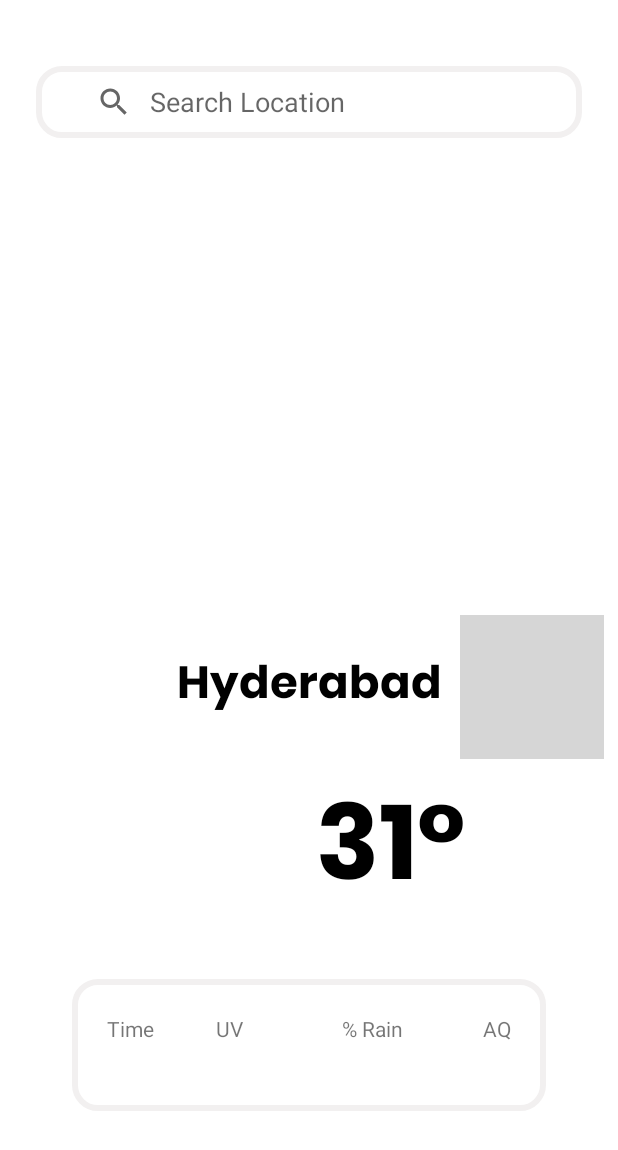
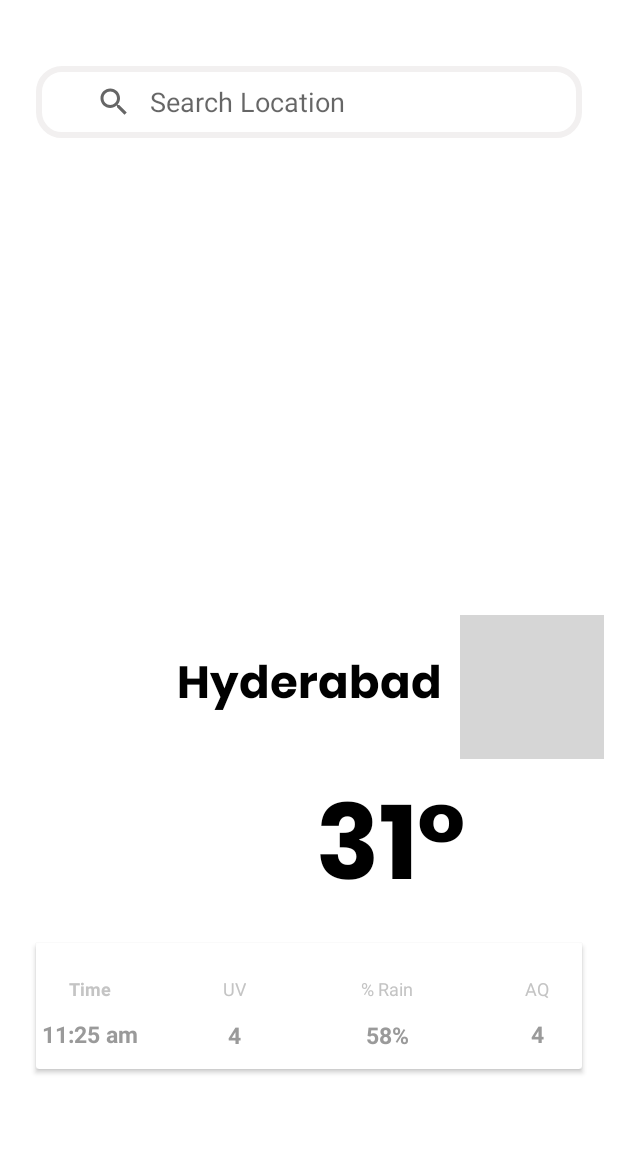
Before and after one commit to ahmedelshaikh20/WeatherApp, an Android app: the layout fragment_search.xml on its own in the app's theme, with its tools: preview values and no code run, on a phone screen of 412 x 824 dp. Shown: the top 1150 px of the screen. Run offline under Robolectric (Android 15) with nearby library versions, the phone set to English and light mode, and no system bars; grey boxes are pictures that could not be loaded.

Commit message:
cardview for weather details

```diff
--- /dev/null
+++ b/app/src/main/res/drawable/divider.xml
@@ -0,0 +1,5 @@
+<?xml version="1.0" encoding="utf-8"?>
+<shape xmlns:android="http://schemas.android.com/apk/res/android" android:shape="rectangle">
+  <solid android:color="#00FFFFFF"/>
+  <size android:width="36dp" android:height="36dp"/>
+</shape>
--- a/app/src/main/res/layout/fragment_search.xml
+++ b/app/src/main/res/layout/fragment_search.xml
@@ -68,54 +68,133 @@
     app:layout_constraintStart_toEndOf="@+id/textView"
     app:layout_constraintTop_toTopOf="@+id/textView" />
 
-  <RelativeLayout
+  <androidx.cardview.widget.CardView
     android:layout_width="0dp"
     android:layout_height="wrap_content"
-    android:layout_margin="24dp"
-    android:padding="23dp"
     android:background="@drawable/rounded_border"
     app:layout_constraintEnd_toEndOf="@+id/searchView"
     app:layout_constraintStart_toStartOf="@+id/searchView"
     app:layout_constraintTop_toBottomOf="@+id/temp_text" >
 
+    <androidx.constraintlayout.widget.ConstraintLayout
+      android:layout_width="match_parent"
+      android:layout_height="match_parent">
 
       <TextView
-      android:id="@+id/Time"
+        android:id="@+id/time_text"
         android:layout_width="wrap_content"
         android:layout_height="wrap_content"
-      android:layout_alignParentLeft="true"
-      android:text="Time" />
+        android:layout_margin="12dp"
+        android:padding="10dp"
+        android:text="Time"
+        android:textAppearance="@style/textColors"
+        android:textStyle="bold"
+        app:layout_constraintHorizontal_weight="1"
+        app:layout_constraintStart_toStartOf="parent"
+        app:layout_constraintTop_toTopOf="parent"></TextView>
 
       <TextView
-      android:id="@+id/UV"
+        android:id="@+id/UV_text"
         android:layout_width="wrap_content"
         android:layout_height="wrap_content"
-      android:layout_alignParentRight="true"
-      android:layout_marginStart="41dp"
-      android:layout_marginRight="178dp"
-      android:layout_toEndOf="@+id/Time"
-      android:text="UV" />
+        android:padding="12dp"
+        android:text="UV"
+        app:layout_constraintBottom_toBottomOf="@id/time_text"
+        android:textAppearance="@style/textColors"
+
+        app:layout_constraintEnd_toStartOf="@+id/Rain_text"
+        app:layout_constraintHorizontal_weight="1"
+        app:layout_constraintStart_toEndOf="@+id/time_text"
+        app:layout_constraintTop_toTopOf="@id/time_text"></TextView>
 
       <TextView
-      android:id="@+id/Rain"
+        android:id="@+id/Rain_text"
         android:layout_width="wrap_content"
         android:layout_height="wrap_content"
-      android:layout_alignParentRight="true"
-      android:layout_marginRight="72dp"
-      android:layout_marginBottom="22dp"
-      android:layout_toLeftOf="@+id/UV"
-      android:text="% Rain" />
+        android:padding="12dp"
+        android:text="% Rain"
+        android:textAppearance="@style/textColors"
+
+        app:layout_constraintBottom_toBottomOf="@+id/UV_text"
+        app:layout_constraintEnd_toStartOf="@id/AQ_text"
+        app:layout_constraintHorizontal_weight="1"
+        app:layout_constraintStart_toEndOf="@+id/UV_text"
+        app:layout_constraintTop_toTopOf="@+id/UV_text"></TextView>
 
       <TextView
-      android:id="@+id/AQ"
+        android:id="@+id/AQ_text"
         android:layout_width="wrap_content"
         android:layout_height="wrap_content"
-      android:layout_alignParentRight="true"
-      android:layout_toLeftOf="@+id/UV"
-      android:text="AQ" />
+        android:layout_margin="12dp"
+        android:padding="10dp"
+        android:text="AQ"
+        android:textAppearance="@style/textColors"
+        app:layout_constraintBottom_toBottomOf="@+id/Rain_text"
+        app:layout_constraintEnd_toEndOf="parent"
+        app:layout_constraintHorizontal_weight="1"
+        app:layout_constraintTop_toTopOf="@+id/Rain_text"></TextView>
 
 
-  </RelativeLayout>
+      <TextView
+        android:id="@+id/Time_editable"
+        android:layout_width="wrap_content"
+        android:layout_height="wrap_content"
+        android:text="11:25 am"
+        android:textAlignment="center"
+        android:layout_marginBottom="12dp"
+        android:textColor="#9A9A9A"
+        android:textSize="15sp"
+        android:textStyle="bold"
+        app:layout_constraintBottom_toBottomOf="parent"
+        app:layout_constraintEnd_toEndOf="@id/time_text"
+        app:layout_constraintStart_toStartOf="@+id/time_text"
+        app:layout_constraintTop_toBottomOf="@+id/time_text"></TextView>
+      <TextView
+        android:id="@+id/uv_editable"
+        android:layout_width="0dp"
+        android:layout_height="wrap_content"
+        android:text="4"
+        android:textAlignment="center"
+        android:layout_marginBottom="12dp"
+        android:textColor="#9A9A9A"
+        android:textSize="15sp"
+        android:textStyle="bold"
+        app:layout_constraintBottom_toBottomOf="parent"
+        app:layout_constraintEnd_toEndOf="@id/UV_text"
+        app:layout_constraintStart_toStartOf="@+id/UV_text"
+        app:layout_constraintTop_toBottomOf="@+id/UV_text"></TextView>
+      <TextView
+        android:id="@+id/rain_editable"
+        android:layout_width="0dp"
+        android:layout_height="wrap_content"
+        android:text="58%"
+        android:textAlignment="center"
+        android:layout_marginBottom="12dp"
+        android:textColor="#9A9A9A"
+        android:textSize="15sp"
+        android:textStyle="bold"
+        app:layout_constraintBottom_toBottomOf="parent"
+        app:layout_constraintEnd_toEndOf="@id/Rain_text"
+        app:layout_constraintStart_toStartOf="@+id/Rain_text"
+        app:layout_constraintTop_toBottomOf="@+id/Rain_text"></TextView>
+      <TextView
+        android:id="@+id/Aq_editable"
+        android:layout_width="0dp"
+        android:layout_height="wrap_content"
+        android:text="4"
+        android:textAlignment="center"
+        android:layout_marginBottom="12dp"
+        android:textColor="#9A9A9A"
+        android:textSize="15sp"
+        android:textStyle="bold"
+        app:layout_constraintBottom_toBottomOf="parent"
+        app:layout_constraintEnd_toEndOf="@id/AQ_text"
+        app:layout_constraintStart_toStartOf="@+id/AQ_text"
+        app:layout_constraintTop_toBottomOf="@+id/AQ_text"></TextView>
+
+    </androidx.constraintlayout.widget.ConstraintLayout>
+
+  </androidx.cardview.widget.CardView>
 
 
 
--- a/app/src/main/res/values/Styles.xml
+++ b/app/src/main/res/values/Styles.xml
@@ -18,4 +18,16 @@
     </item>
   </style>
 
+  <style name="textColors">
+
+    <item name="android:textSize">
+      12sp
+    </item>
+
+    <item name="android:textColor">
+      #C4C4C4
+    </item>
+
+  </style>
+
 </resources>
```
Lines whose indentation alone changed are shown as unchanged.
